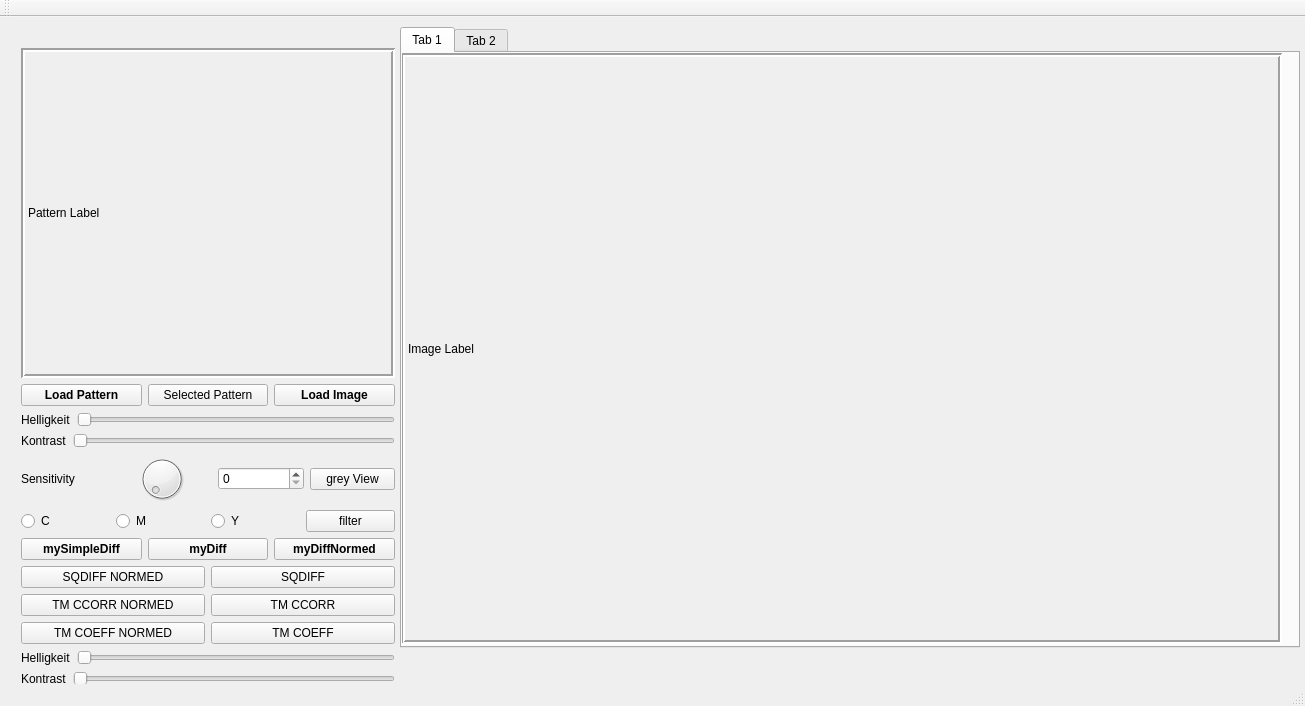
First picture: the form in mainwindow.ui, repository resa89/dropmatrixmatcher, before the edit.
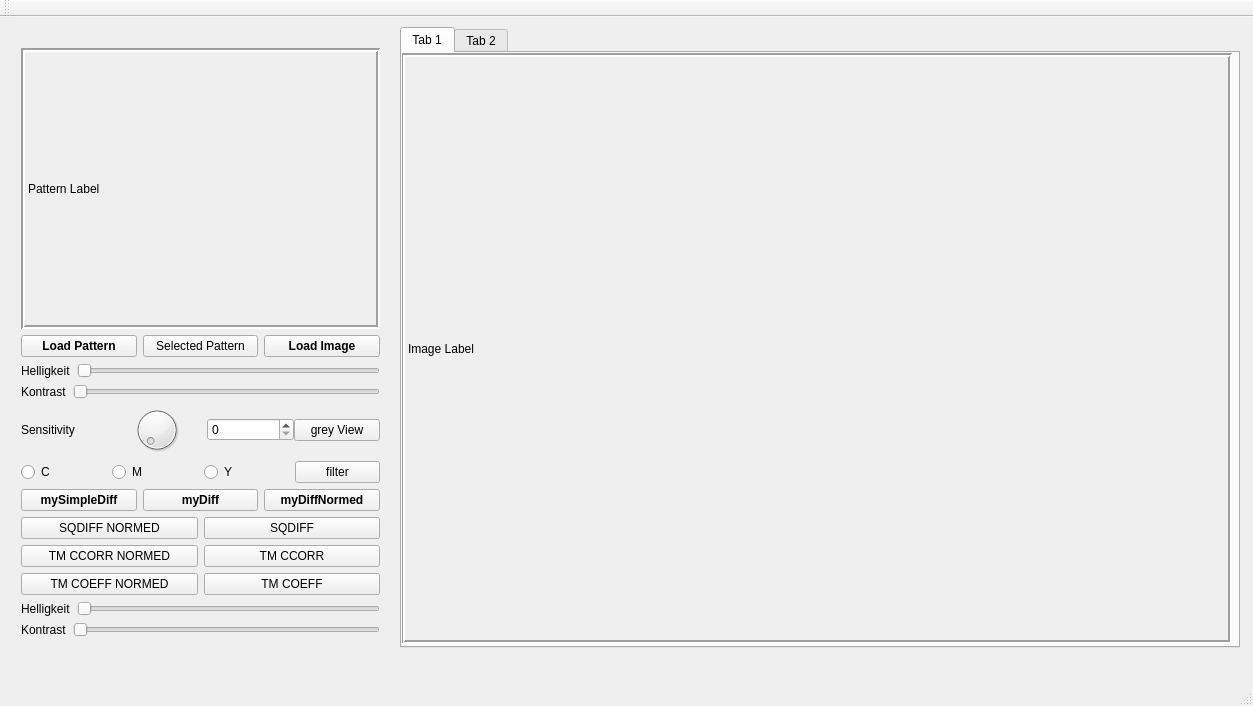
Second picture: the form after the edit. Custom widgets are drawn as their Qt base class.

```diff
--- a/mainwindow.ui
+++ b/mainwindow.ui
@@ -6,7 +6,7 @@
    <rect>
     <x>0</x>
     <y>0</y>
-    <width>1305</width>
+    <width>1253</width>
     <height>706</height>
    </rect>
   </property>
@@ -31,13 +31,13 @@
      <rect>
       <x>400</x>
       <y>10</y>
-      <width>900</width>
+      <width>840</width>
       <height>621</height>
      </rect>
     </property>
     <property name="minimumSize">
      <size>
-      <width>900</width>
+      <width>800</width>
       <height>400</height>
      </size>
     </property>
@@ -53,7 +53,7 @@
        <rect>
         <x>-1</x>
         <y>0</y>
-        <width>881</width>
+        <width>831</width>
         <height>591</height>
        </rect>
       </property>
@@ -128,8 +128,8 @@
      <rect>
       <x>10</x>
       <y>20</y>
-      <width>396</width>
-      <height>660</height>
+      <width>381</width>
+      <height>611</height>
      </rect>
     </property>
     <layout class="QVBoxLayout" name="verticalLayout">
@@ -137,8 +137,8 @@
       <widget class="QLabel" name="patternLabel">
        <property name="minimumSize">
         <size>
-         <width>200</width>
-         <height>200</height>
+         <width>150</width>
+         <height>100</height>
         </size>
        </property>
        <property name="autoFillBackground">
@@ -233,6 +233,9 @@
      </item>
      <item>
       <layout class="QHBoxLayout" name="horizontalLayout_7">
+       <property name="spacing">
+        <number>0</number>
+       </property>
        <item>
         <widget class="QLabel" name="label">
          <property name="text">
@@ -251,6 +254,9 @@
          <property name="text">
           <string>grey View</string>
          </property>
+         <property name="checkable">
+          <bool>true</bool>
+         </property>
         </widget>
        </item>
       </layout>
```
Left out of the diff: 4 changed lines with no effect on the pictures.
